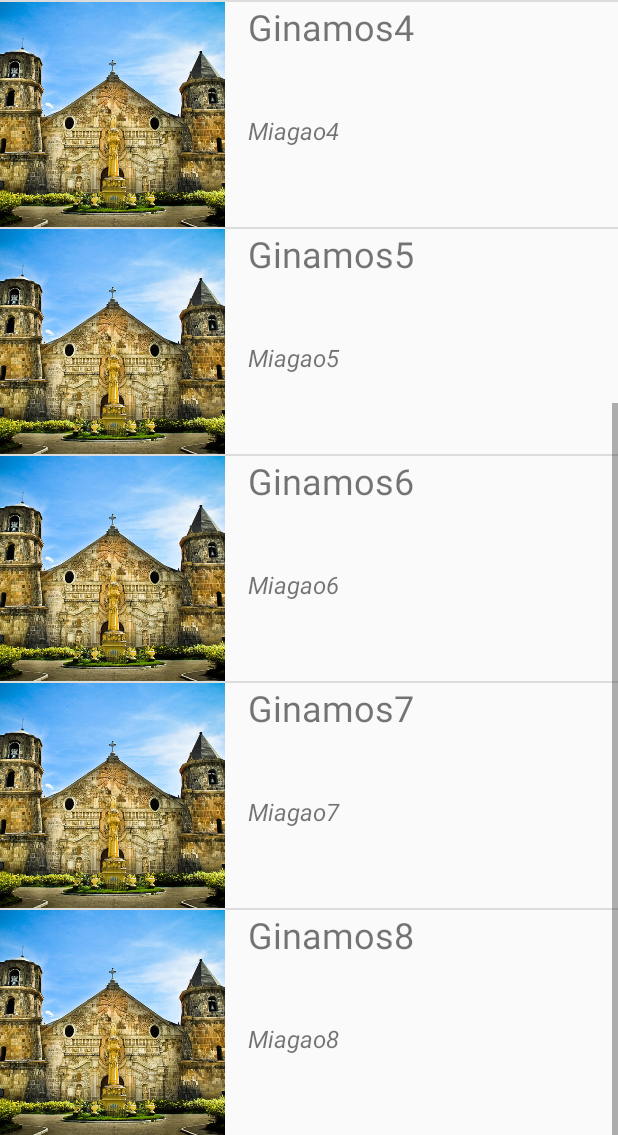
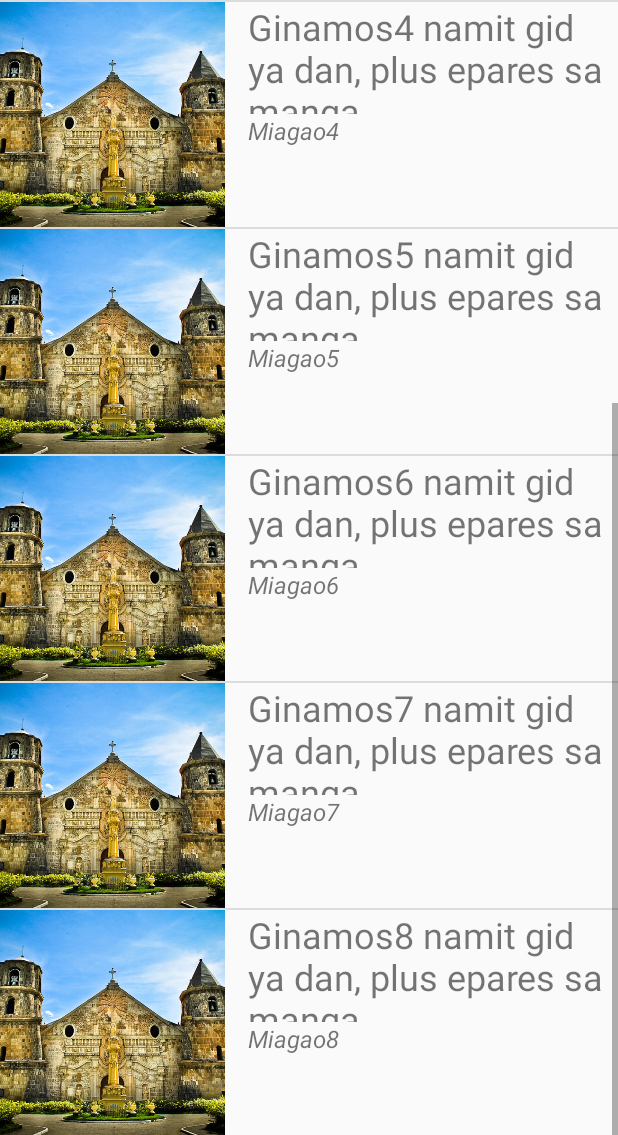
Before and after one commit to lizlieangel/IloiloTourApp, an Android app: the fragment FoodFragment shown on its own in the app's theme, scrolled down 537 dp, on a phone screen of 412 x 824 dp, the part 101-1236 px from its top. Run offline under Robolectric (Android 15) with nearby library versions, the light colour scheme and no system bars.

Commit message:
pdate the values in the array list

```diff
--- a/app/src/main/java/com/example/lizlieholleza/iloilotourapp/FoodFragment.java
+++ b/app/src/main/java/com/example/lizlieholleza/iloilotourapp/FoodFragment.java
@@ -13,14 +13,14 @@ public class FoodFragment extends Fragment {
     public View onCreateView(LayoutInflater inflater, ViewGroup container, Bundle savedInstanceState) {
         View rootview = inflater.inflate(R.layout.item_list, container, false);
         final ArrayList<Tour> food = new ArrayList<Tour>();
-        food.add(new Tour("Miagao1", "Ginamos1", R.drawable.miagao));
-        food.add(new Tour("Miagao2", "Ginamos2", R.drawable.miagao));
-        food.add(new Tour("Miagao3", "Ginamos3", R.drawable.miagao));
-        food.add(new Tour("Miagao4", "Ginamos4", R.drawable.miagao));
-        food.add(new Tour("Miagao5", "Ginamos5", R.drawable.miagao));
-        food.add(new Tour("Miagao6", "Ginamos6", R.drawable.miagao));
-        food.add(new Tour("Miagao7", "Ginamos7", R.drawable.miagao));
-        food.add(new Tour("Miagao8", "Ginamos8", R.drawable.miagao));
+        food.add(new Tour("Miagao1", "Ginamos1 namit gid ya dan, plus epares sa manga", R.drawable.miagao));
+        food.add(new Tour("Miagao2", "Ginamos2 namit gid ya dan, plus epares sa manga", R.drawable.miagao));
+        food.add(new Tour("Miagao3", "Ginamos3 namit gid ya dan, plus epares sa manga", R.drawable.miagao));
+        food.add(new Tour("Miagao4", "Ginamos4 namit gid ya dan, plus epares sa manga", R.drawable.miagao));
+        food.add(new Tour("Miagao5", "Ginamos5 namit gid ya dan, plus epares sa manga", R.drawable.miagao));
+        food.add(new Tour("Miagao6", "Ginamos6 namit gid ya dan, plus epares sa manga", R.drawable.miagao));
+        food.add(new Tour("Miagao7", "Ginamos7 namit gid ya dan, plus epares sa manga", R.drawable.miagao));
+        food.add(new Tour("Miagao8", "Ginamos8 namit gid ya dan, plus epares sa manga", R.drawable.miagao));
 
         FoodAdapter adapter = new FoodAdapter(getActivity(),food);
         ListView lv = (ListView) rootview.findViewById(R.id.item_list);
```
